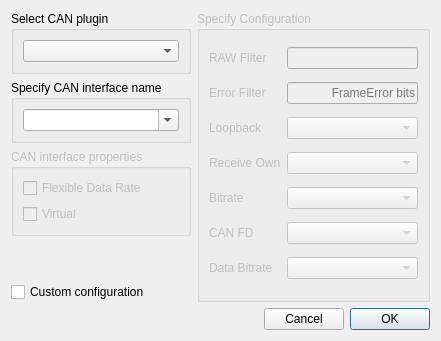
Qt form examples/serialbus/can/connectdialog.ui (qt/qtserialbus) before a commit.
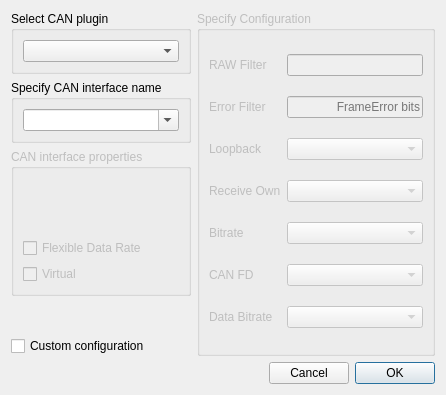
The same form after that commit. Custom widgets are drawn as their Qt base class.

Patch:
```diff
--- a/examples/serialbus/can/connectdialog.ui
+++ b/examples/serialbus/can/connectdialog.ui
@@ -6,8 +6,8 @@
    <rect>
     <x>0</x>
     <y>0</y>
-    <width>441</width>
-    <height>341</height>
+    <width>446</width>
+    <height>395</height>
    </rect>
   </property>
   <property name="windowTitle">
@@ -191,6 +191,27 @@
       <string>CAN interface properties</string>
      </property>
      <layout class="QVBoxLayout" name="verticalLayout">
+      <item>
+       <widget class="QLabel" name="descriptionLabel">
+        <property name="text">
+         <string/>
+        </property>
+       </widget>
+      </item>
+      <item>
+       <widget class="QLabel" name="serialNumberLabel">
+        <property name="text">
+         <string/>
+        </property>
+       </widget>
+      </item>
+      <item>
+       <widget class="QLabel" name="channelLabel">
+        <property name="text">
+         <string/>
+        </property>
+       </widget>
+      </item>
       <item>
        <widget class="QCheckBox" name="isFlexibleDataRateCapable">
         <property name="text">
```
